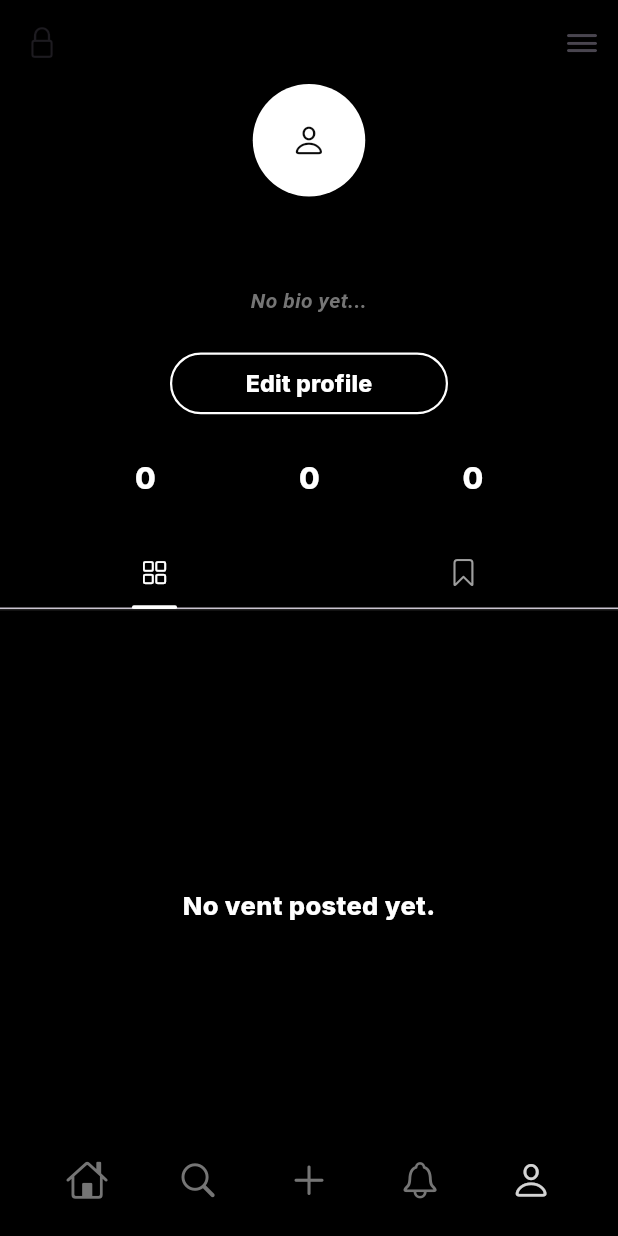
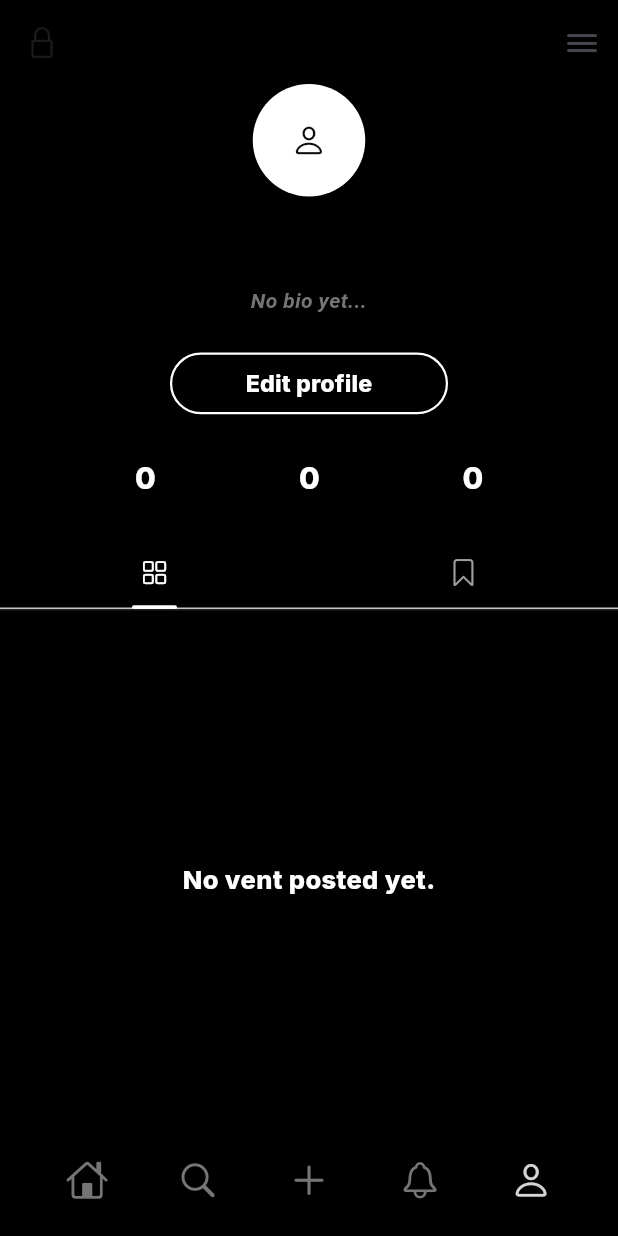
Before and after one commit to Tho100/revent, a Flutter app: the MyProfilePage screen opened directly, on a phone screen of 412 x 824 dp. Run offline on Flutter 3.47's test engine with Material 3 defaults, Android fonts, the phone set to English and light mode, and no system bars; our stand-ins replace flutter_dotenv, flutter_native_image, get_it, google_fonts; missing offline and left inert: dynamic_height_grid_view, image_picker_plus, mysql_client.

Commit message:
Uses staggered-grid-view for profile-posts

```diff
--- a/lib/widgets/profile/profile_posts_listview.dart
+++ b/lib/widgets/profile/profile_posts_listview.dart
@@ -1,7 +1,7 @@
 import 'dart:typed_data';
 
-import 'package:dynamic_height_grid_view/dynamic_height_grid_view.dart';
 import 'package:flutter/material.dart';
+import 'package:flutter_staggered_grid_view/flutter_staggered_grid_view.dart';
 import 'package:provider/provider.dart';
 import 'package:revent/pages/empty_page.dart';
 import 'package:revent/provider/profile_posts_provider.dart';
@@ -37,10 +37,7 @@ class ProfilePostsListView extends StatelessWidget {
   }
 
   Widget _buildOnEmpty() {
-    return Padding(
-      padding: const EdgeInsets.only(top: 35.0),
-      child: EmptyPage().customMessage(message: 'No vent posted yet.'),
-    );
+    return EmptyPage().customMessage(message: 'No vent posted yet.');
   }
 
   @override
@@ -59,17 +56,18 @@ class ProfilePostsListView extends StatelessWidget {
         final isPostsEmpty = titles.isEmpty;
         final itemCount = isPostsEmpty ? 1 : titles.length;
 
-        return DynamicHeightGridView(
-          shrinkWrap: true,
-          itemCount: itemCount,
-          mainAxisSpacing: 2,
-          crossAxisCount: isPostsEmpty ? 1 : 2,
-          builder: (_, index) {
-            return isPostsEmpty
-              ? _buildOnEmpty()
-              : _buildPreviewer(titles[index], totalLikes[index]);
-          },
-        );
+        return isPostsEmpty
+          ? _buildOnEmpty()
+          : StaggeredGridView.countBuilder(
+            crossAxisCount: 2,
+            itemCount: itemCount,
+            itemBuilder: (_, index) {
+              return _buildPreviewer(titles[index], totalLikes[index]);
+            },
+            staggeredTileBuilder: (_) => const StaggeredTile.fit(1),
+            mainAxisSpacing: 2.0,
+            crossAxisSpacing: 2.0,
+          );
       },
     );
   }
--- a/lib/widgets/profile/profile_posts_previewer.dart
+++ b/lib/widgets/profile/profile_posts_previewer.dart
@@ -65,7 +65,7 @@ class ProfilePostsPreviewer extends StatelessWidget {
             ),
             textAlign: TextAlign.start,
             overflow: TextOverflow.ellipsis,
-            maxLines: 4,
+            maxLines: 7,
           ),
 
           const SizedBox(height: 25),
--- a/pubspec.yaml
+++ b/pubspec.yaml
@@ -22,6 +22,7 @@ dependencies:
   image_picker_plus: ^0.5.9
   intl: ^0.19.0
   dynamic_height_grid_view: ^0.0.4
+  flutter_staggered_grid_view: ^0.4.0
 
 dev_dependencies:
   flutter_test:
```
Also changed, not shown: pubspec.lock.
